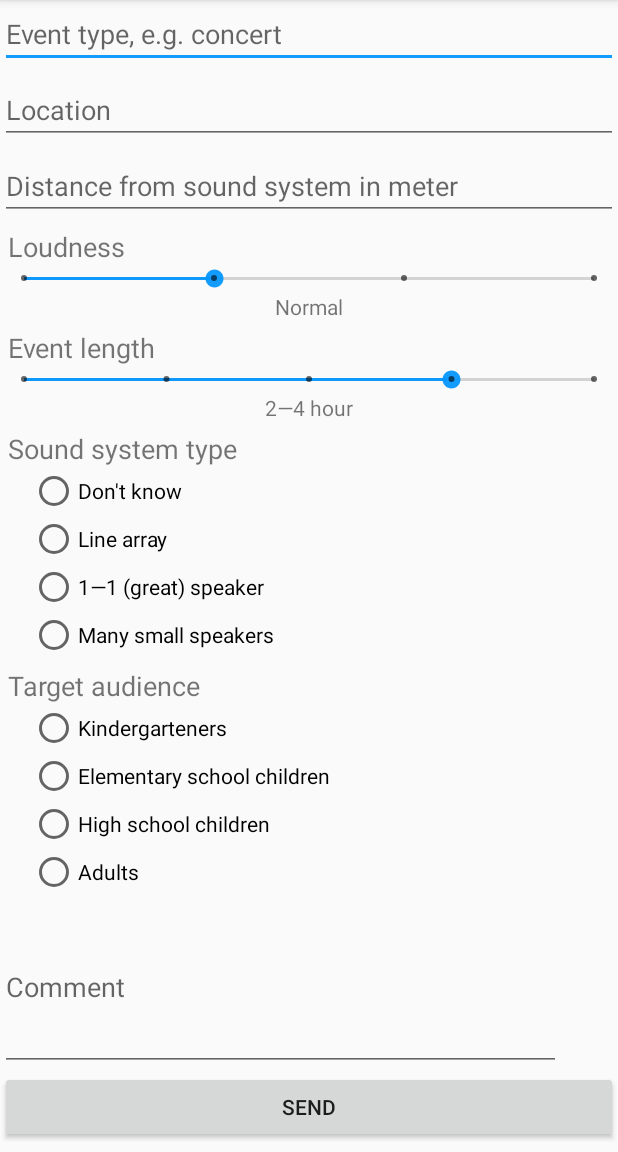
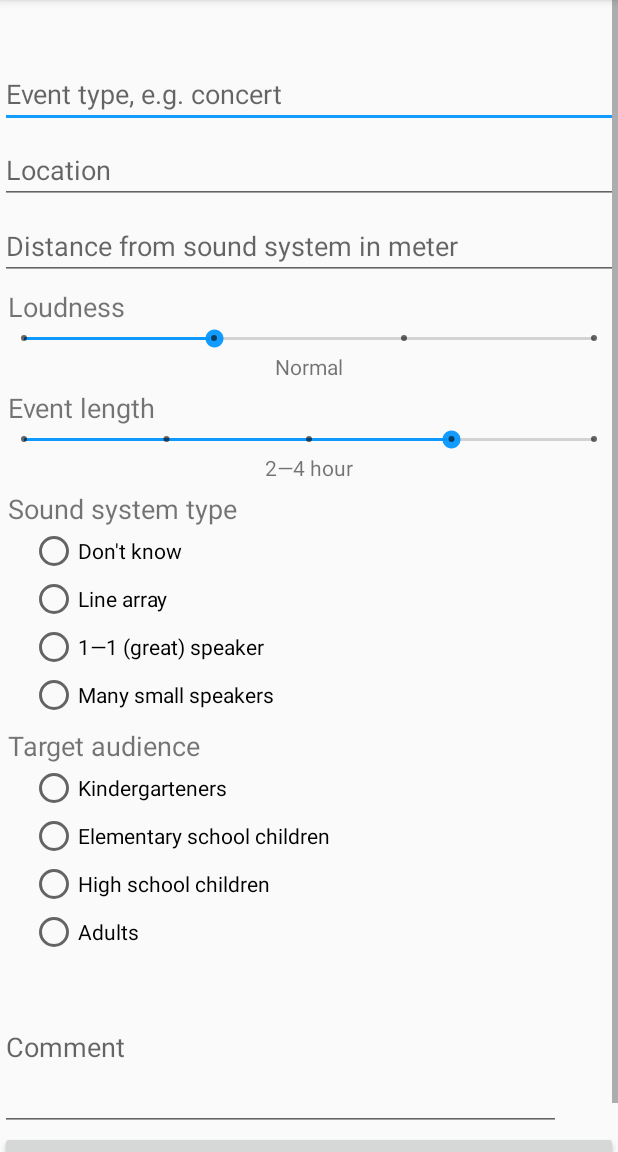
Before and after one commit to aronfabian/SoundLevelMeter, an Android app: the FormActivity screen opened directly, with no data from a screen before it, on a phone screen of 412 x 824 dp, the part 84-1236 px from its top. Run offline under Robolectric (Android 15) with nearby library versions, the phone set to English and light mode, and no system bars.

Commit message:
- dBA, dBCmax értékek kijelzésének módosítása 1 tizedesre - Rendezvény típusa fölött megnagyobbított hely, hogy a vissza gombot ne lehessen véletlenül megnyomni

```diff
--- a/app/src/main/java/wavrecorder/com/fabian/aron/wavrecorder/MainActivity.java
+++ b/app/src/main/java/wavrecorder/com/fabian/aron/wavrecorder/MainActivity.java
@@ -172,7 +172,8 @@ public class MainActivity extends AppCompatActivity implements View.OnClickListe
                 case Constants.ACTION.DBA_DBC_BROADCAST_ACTION:
                     double dBA = intent.getDoubleExtra("dBA", 0);
                     double dBC = intent.getDoubleExtra("dBC_max", 0);
-                    dBCText.setText((int) dBC + "dBCmax");
+                    //dBCText.setText((int) dBC + "dBCmax");
+                    dBCText.setText(String.format("%.1f dBCmax",dBC));
 
                     // progressbar value checks
                     if (dBA < 0) {
@@ -182,7 +183,8 @@ public class MainActivity extends AppCompatActivity implements View.OnClickListe
                         dBA = progressBar.getMax();
                     }
                     ObjectAnimator.ofInt(progressBar, "progress", (int) dBA).start();
-                    dBAText.setText(String.valueOf((int) dBA) + "dBA");
+                    //dBAText.setText(String.valueOf((int) dBA) + "dBA");
+                    dBAText.setText(String.format("%.1f dBA",dBA));
                     Log.d("MAIN", String.valueOf(dBA));
                     break;
                 case Constants.ACTION.LAEQ_BROADCAST_ACTION:
--- a/app/src/main/res/layout/activity_form.xml
+++ b/app/src/main/res/layout/activity_form.xml
@@ -19,12 +19,13 @@
                 android:id="@+id/input_type"
                 android:layout_width="match_parent"
                 android:layout_height="wrap_content"
+                android:layout_marginTop="40dp"
                 android:layout_marginBottom="5dp"
                 android:ems="10"
                 android:hint="@string/form_type"
+                android:importantForAutofill="no"
                 android:inputType="text"
-                android:maxLength="100"
-                android:importantForAutofill="no" />
+                android:maxLength="100" />
 
             <EditText
                 android:id="@+id/input_location"
```
